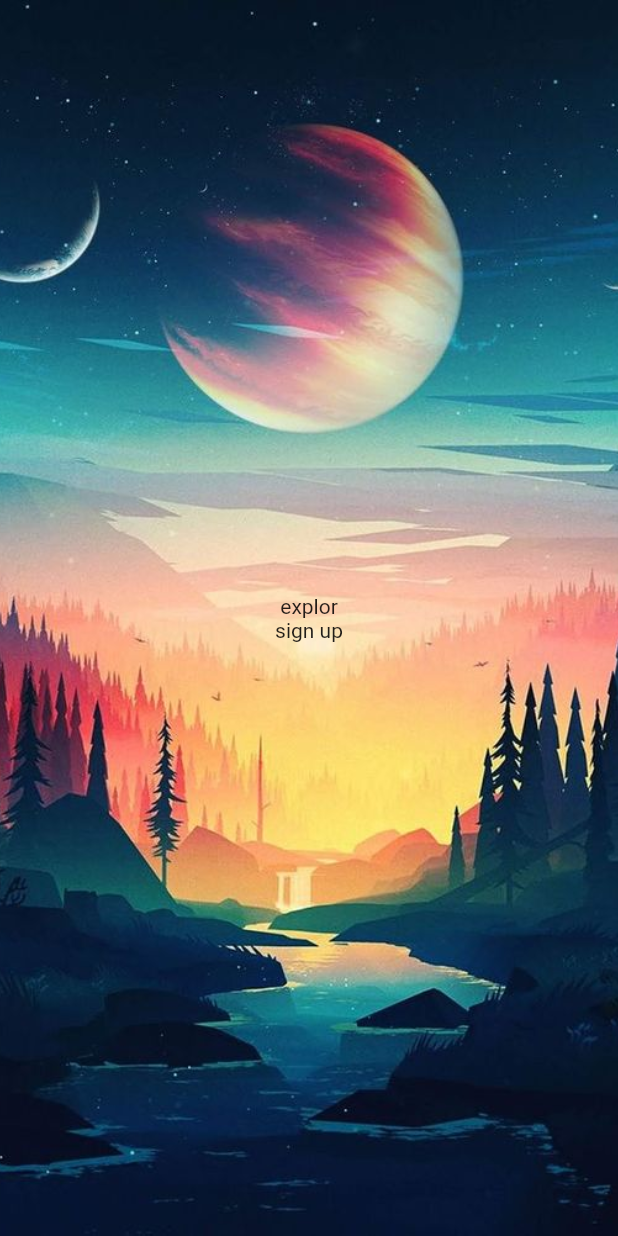
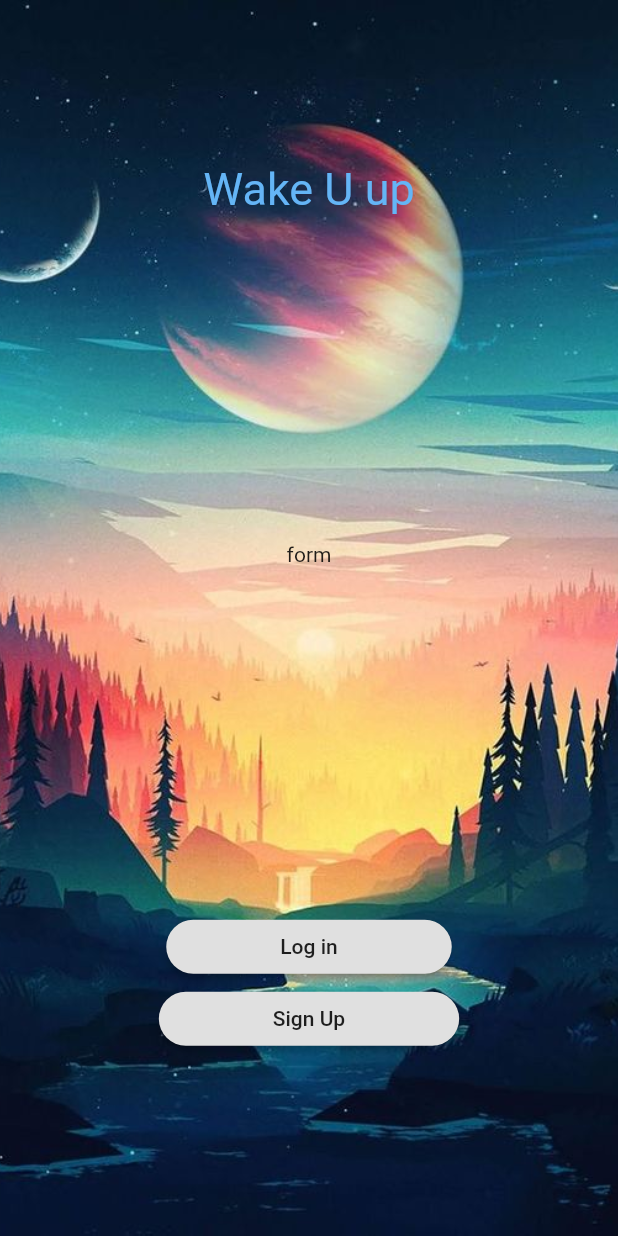
Before and after one commit to zhudtq/souler, a Flutter app: the screen it shows after launch, on a phone screen of 412 x 824 dp. Run offline on Flutter 3.47's test engine with Material 2 defaults, Android fonts, the phone set to English and light mode, and no system bars.

Commit message:
login form refine

```diff
--- a/lib/pages/initialLogin/login.dart
+++ b/lib/pages/initialLogin/login.dart
@@ -14,30 +14,71 @@ class _loginState extends State<loginPage> {
         //resizeToAvoidBottomInset: false,
         body: Container(
             width: double.infinity,
+            height: double.infinity,
             decoration: BoxDecoration(
                 image: DecorationImage(
                     image: new AssetImage('assets/login/landscape.jpg'),
-            fit: BoxFit.cover
-          )
+                    fit: BoxFit.cover)),
+            child: loginForm()));
+  }
+
+  Widget loginForm() {
+    return Container(
+        child: Column(
+      mainAxisSize: MainAxisSize.min,
+      mainAxisAlignment: MainAxisAlignment.spaceAround,
+      crossAxisAlignment: CrossAxisAlignment.center,
+      children: <Widget>[
+        logo(),
+        mainForm(),
+        submitBtn(),
+      ],
+    ));
+  }
+
+  Widget logo() {
+    return Container(
+      child: Text(
+        'Wake U up',
+        style: TextStyle(color: Colors.blue[300], fontSize: 30.0),
       ),
-        child: loginForm()
-      )
     );
   }
 
-  Widget loginForm() {
-    return Center(
-      child: Container(
-        padding: const EdgeInsets.all(15),
+  Widget mainForm() {
+    return Text('form');
+  }
+
+  Widget submitBtn() {
+    return Container(
+      padding: const EdgeInsets.all(12.0),
       child: Column(
-          mainAxisAlignment: MainAxisAlignment.center,
         children: <Widget>[
-            Text('explor'),
-            Text('sign up')
+
+             RaisedButton(
+              child: new Padding(
+                padding: const EdgeInsets.only(left: 60, right: 60),
+                child: Text('Log in'),
+              ),
+              onPressed: () {
+                print('log in');
+              },
+              shape: StadiumBorder(),
+            ),
+
+
+          new RaisedButton(
+            child: new Padding(
+              padding: const EdgeInsets.only(left: 60, right: 60),
+              child: Text('Sign Up'),
+            ),
+            onPressed: () {
+              print('sign up');
+            },
+            shape: StadiumBorder()
+          )
         ],
       ),
-      )
     );
   }
-
 }
```
Lines whose indentation alone changed are shown as unchanged.
